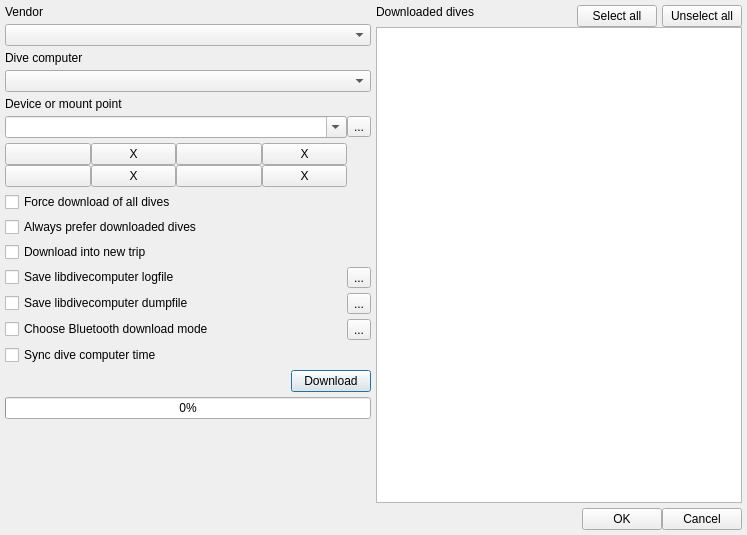
Qt form desktop-widgets/downloadfromdivecomputer.ui (subsurface/subsurface) before a commit.
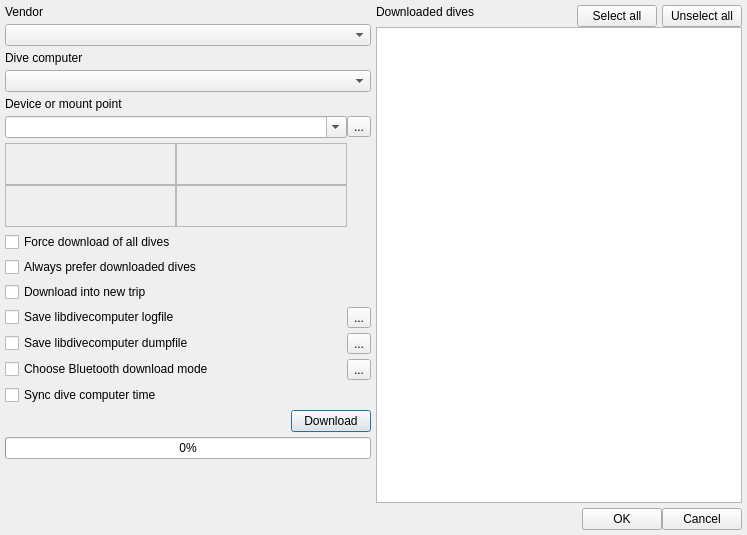
The same form after that commit. Icons and pictures are not drawn.

```diff
--- a/desktop-widgets/downloadfromdivecomputer.ui
+++ b/desktop-widgets/downloadfromdivecomputer.ui
@@ -155,10 +155,14 @@
          </item>
          <item row="6" column="0">
           <layout class="QGridLayout" name="DCGrid">
-           <property name="verticalSpacing">
-             <number>0</number>
-           </property>
            <item row="0" column="0">
+            <widget class="QFrame" name="DCFrame1">
+             <property name="frameShape">
+              <enum>QFrame::StyledPanel</enum>
+             </property>
+             <property name="frameShadow">
+              <enum>QFrame::Raised</enum>
+             </property>
             <layout class="QGridLayout" name="DC1Grid">
              <property name="horizontalSpacing">
               <number>0</number>
@@ -168,6 +172,9 @@
                <property name="autoDefault">
                 <bool>false</bool>
                </property>
+                <property name="flat">
+                 <bool>true</bool>
+                </property>
               </widget>
              </item>
              <item row="0" column="1">
@@ -175,14 +182,27 @@
                <property name="autoDefault">
                 <bool>false</bool>
                </property>
-               <property name="text">
-                <string>X</string>
+                <property name="flat">
+                 <bool>true</bool>
+                </property>
+                <property name="icon">
+                 <iconset>
+                   <normaloff>:list-remove-icon</normaloff>:list-remove-icon</iconset>
                </property>
               </widget>
              </item>
             </layout>
+            </widget>
            </item>
+
            <item row="0" column="1">
+            <widget class="QFrame" name="DCFrame2">
+             <property name="frameShape">
+              <enum>QFrame::StyledPanel</enum>
+             </property>
+             <property name="frameShadow">
+              <enum>QFrame::Raised</enum>
+             </property>
             <layout class="QGridLayout" name="DC2Grid">
              <property name="horizontalSpacing">
               <number>0</number>
@@ -192,6 +212,9 @@
                <property name="autoDefault">
                 <bool>false</bool>
                </property>
+                <property name="flat">
+                 <bool>true</bool>
+                </property>
               </widget>
              </item>
              <item row="0" column="1">
@@ -199,14 +222,27 @@
                <property name="autoDefault">
                 <bool>false</bool>
                </property>
-               <property name="text">
-                <string>X</string>
+                <property name="flat">
+                 <bool>true</bool>
+                </property>
+                <property name="icon">
+                 <iconset>
+                   <normaloff>:list-remove-icon</normaloff>:list-remove-icon</iconset>
                </property>
               </widget>
              </item>
             </layout>
+            </widget>
            </item>
+
            <item row="1" column="0">
+            <widget class="QFrame" name="DCFrame3">
+             <property name="frameShape">
+              <enum>QFrame::StyledPanel</enum>
+             </property>
+             <property name="frameShadow">
+              <enum>QFrame::Raised</enum>
+             </property>
             <layout class="QGridLayout" name="DC3Grid">
              <property name="horizontalSpacing">
               <number>0</number>
@@ -216,6 +252,9 @@
                <property name="autoDefault">
                 <bool>false</bool>
                </property>
+                <property name="flat">
+                 <bool>true</bool>
+                </property>
               </widget>
              </item>
              <item row="0" column="1">
@@ -223,14 +262,27 @@
                <property name="autoDefault">
                 <bool>false</bool>
                </property>
-               <property name="text">
-                <string>X</string>
+                <property name="flat">
+                 <bool>true</bool>
+                </property>
+                <property name="icon">
+                 <iconset>
+                   <normaloff>:list-remove-icon</normaloff>:list-remove-icon</iconset>
                </property>
               </widget>
              </item>
             </layout>
+            </widget>
            </item>
+
            <item row="1" column="1">
+            <widget class="QFrame" name="DCFrame4">
+             <property name="frameShape">
+              <enum>QFrame::StyledPanel</enum>
+             </property>
+             <property name="frameShadow">
+              <enum>QFrame::Raised</enum>
+             </property>
             <layout class="QGridLayout" name="DC4Grid">
              <property name="horizontalSpacing">
               <number>0</number>
@@ -240,6 +292,9 @@
                <property name="autoDefault">
                 <bool>false</bool>
                </property>
+                <property name="flat">
+                 <bool>true</bool>
+                </property>
               </widget>
              </item>
              <item row="0" column="1">
@@ -247,13 +302,19 @@
                <property name="autoDefault">
                 <bool>false</bool>
                </property>
-               <property name="text">
-                <string>X</string>
+                <property name="flat">
+                 <bool>true</bool>
+                </property>
+                <property name="icon">
+                 <iconset>
+                   <normaloff>:list-remove-icon</normaloff>:list-remove-icon</iconset>
                </property>
               </widget>
              </item>
             </layout>
+            </widget>
            </item>
+
           </layout>
          </item>
          <item row="13" column="0">
```
Left out of the diff: 8 changed lines with no effect on the pictures. Lines whose indentation alone changed are shown as unchanged.
